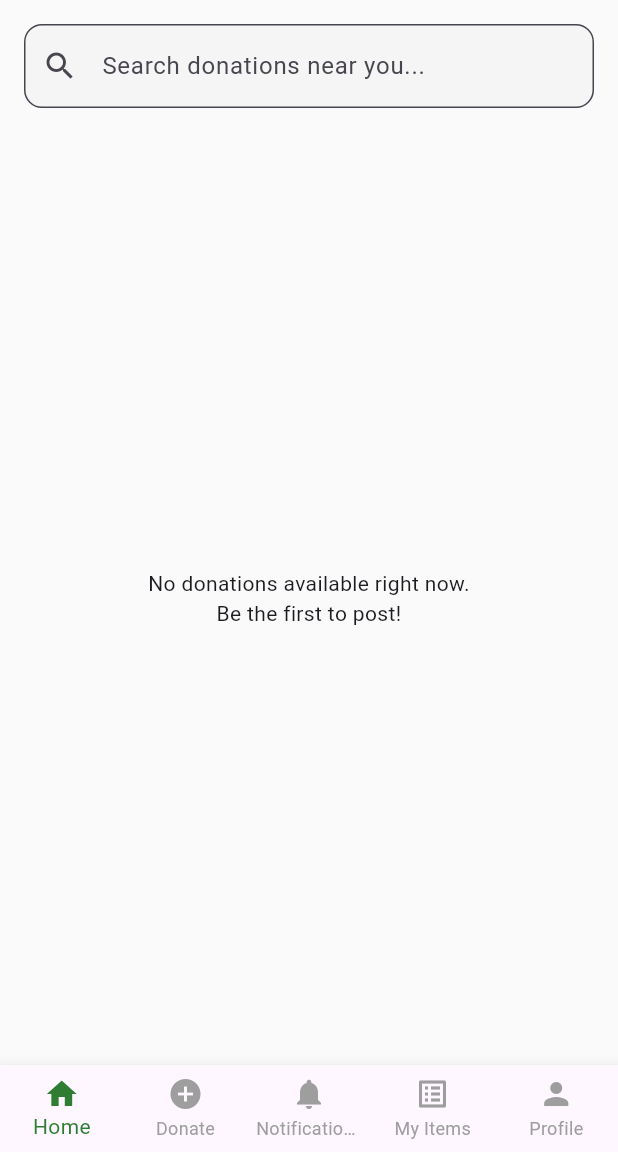
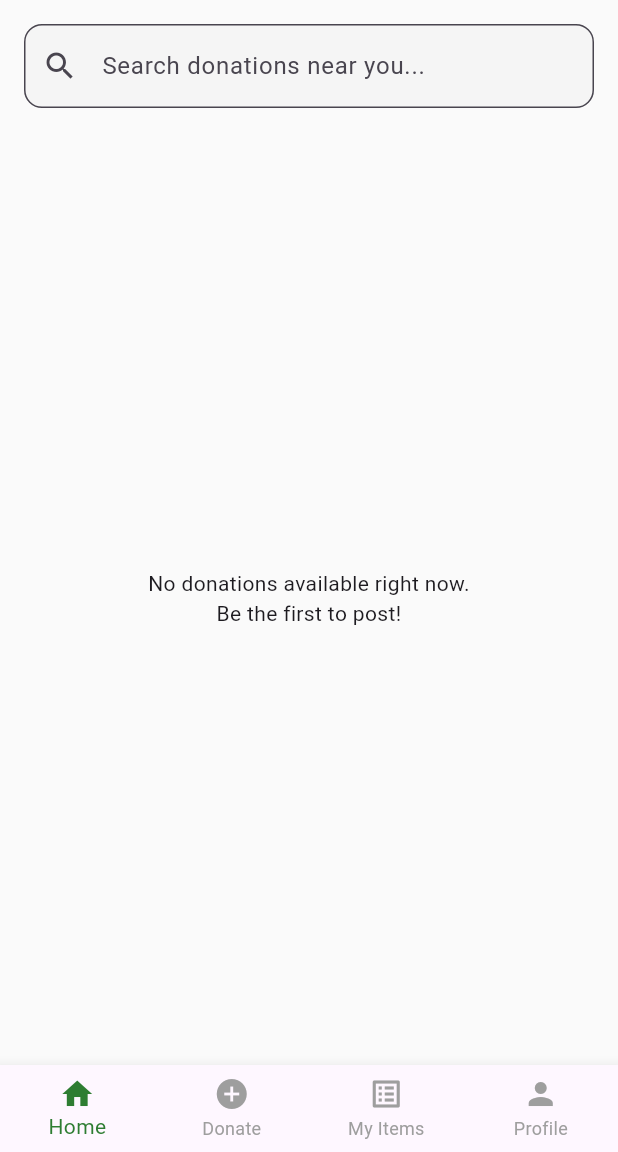
Before and after one commit to Yalo2/SURPLUSTHEM_FLUTTERAPP_GROUP43, a Flutter app: the MainNavigation screen opened by its route, on a phone screen of 412 x 824 dp, the part 84-1236 px from its top. Run offline on Flutter 3.47's test engine with Material 3 defaults, Android fonts, the phone set to English and light mode, and no system bars; our stand-ins replace cloud_firestore, firebase_auth, firebase_core, image_picker; accounts and stored records are empty; Roboto replaces fonts that are missing (Poppins).

Commit message:
Modified main navigation

```diff
--- a/lib/src/screens/dashboard/main_navigation_screen.dart
+++ b/lib/src/screens/dashboard/main_navigation_screen.dart
@@ -1,10 +1,8 @@
 import 'package:flutter/material.dart';
-
 import 'home_screen.dart';
 import 'post_donation_screen.dart';
 import 'my_donations_screen.dart';
 import 'profile_screen.dart';
-import 'notifications_screen.dart'; // ← Added
 
 class MainNavigation extends StatefulWidget {
   const MainNavigation({super.key});
@@ -19,7 +17,6 @@ class _MainNavigationState extends State<MainNavigation> {
   final List<Widget> _screens = [
     const HomeScreen(),
     const PostDonationScreen(),
-    const NotificationsScreen(), // ← Added
     const MyDonationsScreen(),
     const ProfileScreen(),
   ];
@@ -33,21 +30,11 @@ class _MainNavigationState extends State<MainNavigation> {
         onTap: (index) => setState(() => _currentIndex = index),
         selectedItemColor: const Color(0xFF2E7D32),
         unselectedItemColor: Colors.grey,
-        type: BottomNavigationBarType.fixed, // Good for 5 tabs
+        type: BottomNavigationBarType.fixed,
         items: const [
           BottomNavigationBarItem(icon: Icon(Icons.home), label: 'Home'),
-          BottomNavigationBarItem(
-            icon: Icon(Icons.add_circle),
-            label: 'Donate',
-          ),
-          BottomNavigationBarItem(
-            icon: Icon(Icons.notifications),
-            label: 'Notifications',
-          ),
-          BottomNavigationBarItem(
-            icon: Icon(Icons.list_alt),
-            label: 'My Items',
-          ),
+          BottomNavigationBarItem(icon: Icon(Icons.add_circle), label: 'Donate'),
+          BottomNavigationBarItem(icon: Icon(Icons.list_alt), label: 'My Items'),
           BottomNavigationBarItem(icon: Icon(Icons.person), label: 'Profile'),
         ],
       ),
```
